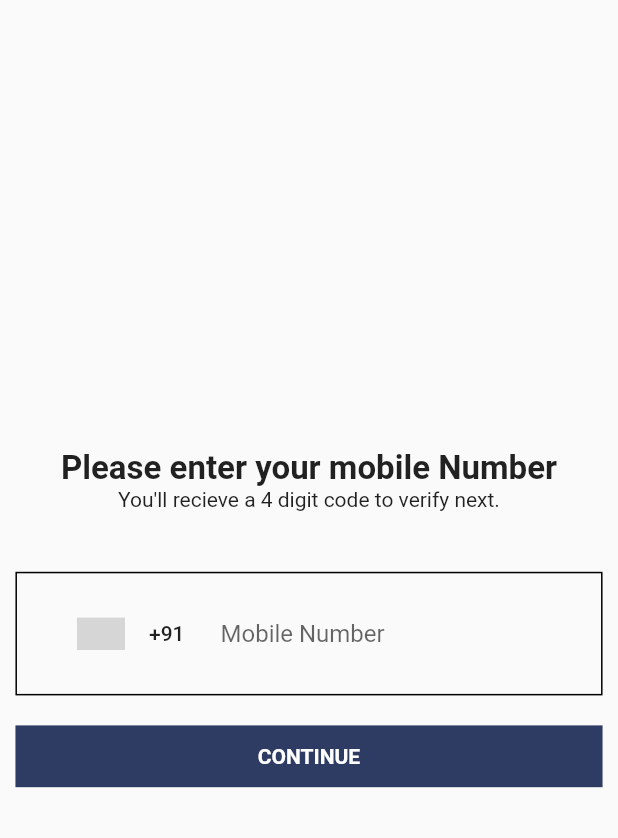
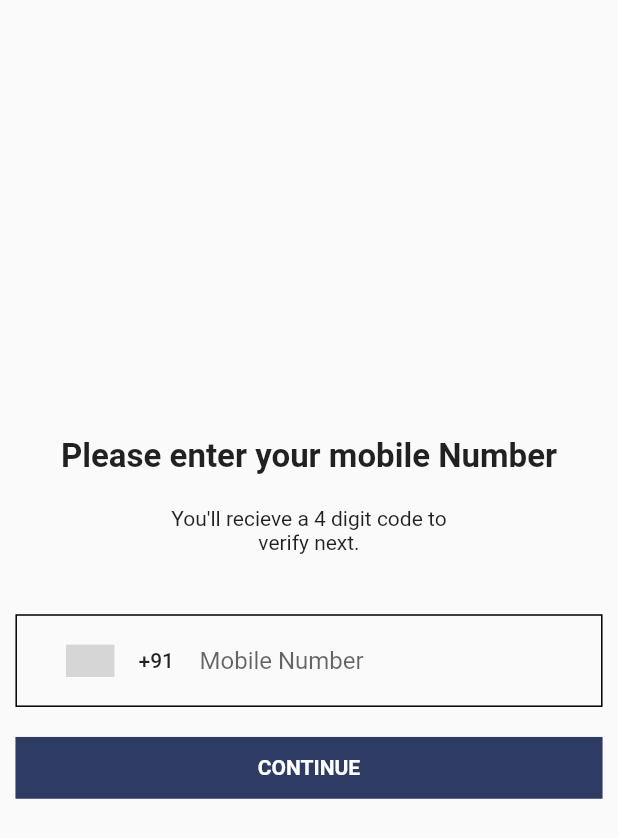
Before and after one commit to sanchitverma168/designtest, a Flutter app: the EnterMobileNumber screen opened directly, on a phone screen of 412 x 824 dp. Shown: the top 838 px of the screen. Run offline on Flutter 3.47's test engine with Material 2 defaults, Android fonts, the light colour scheme and no system bars; drawn by our look-alikes of country_code_picker; missing offline and left inert: language_picker; grey boxes are pictures that could not be loaded.

Commit message:
Second Screen completed without path

```diff
--- a/lib/screens/enter_mobilenumber.dart
+++ b/lib/screens/enter_mobilenumber.dart
@@ -26,19 +26,24 @@ class _EnterMobileNumberState extends State<EnterMobileNumber> {
             "Please enter your mobile Number",
             style: TextStyle(fontWeight: FontWeight.bold, fontSize: 22),
           ),
-          const Text(
-            "You'll recieve a 4 digit code to verify next.",
-            style: TextStyle(fontWeight: FontWeight.w400),
+          const SizedBox(height: 20),
+          Container(
+            width: MediaQuery.of(context).size.width * 0.5,
+            child: const Text(
+              "You'll recieve a 4 digit code to verify next.",
+              textAlign: TextAlign.center,
+              style: TextStyle(fontWeight: FontWeight.w400),
+            ),
           ),
           const SizedBox(height: 40),
           Container(
             width: MediaQuery.of(context).size.width * 0.95,
-            height: MediaQuery.of(context).size.width * 0.2,
+            height: MediaQuery.of(context).size.width * 0.15,
             decoration: BoxDecoration(border: Border.all(color: Colors.black)),
             child: Row(
               children: [
                 Padding(
-                  padding: const EdgeInsets.all(8.0),
+                  padding: const EdgeInsets.all(1.0),
                   child: CountryCodePicker(
                     onChanged: print,
                     // Initial selection and favorite can be one of code ('IT') OR dial_code('+39')
@@ -52,8 +57,6 @@ class _EnterMobileNumberState extends State<EnterMobileNumber> {
                     alignLeft: false,
                   ),
                 ),
-
-
                 Expanded(
                   flex: 1,
                   child: TextFormField(
```
